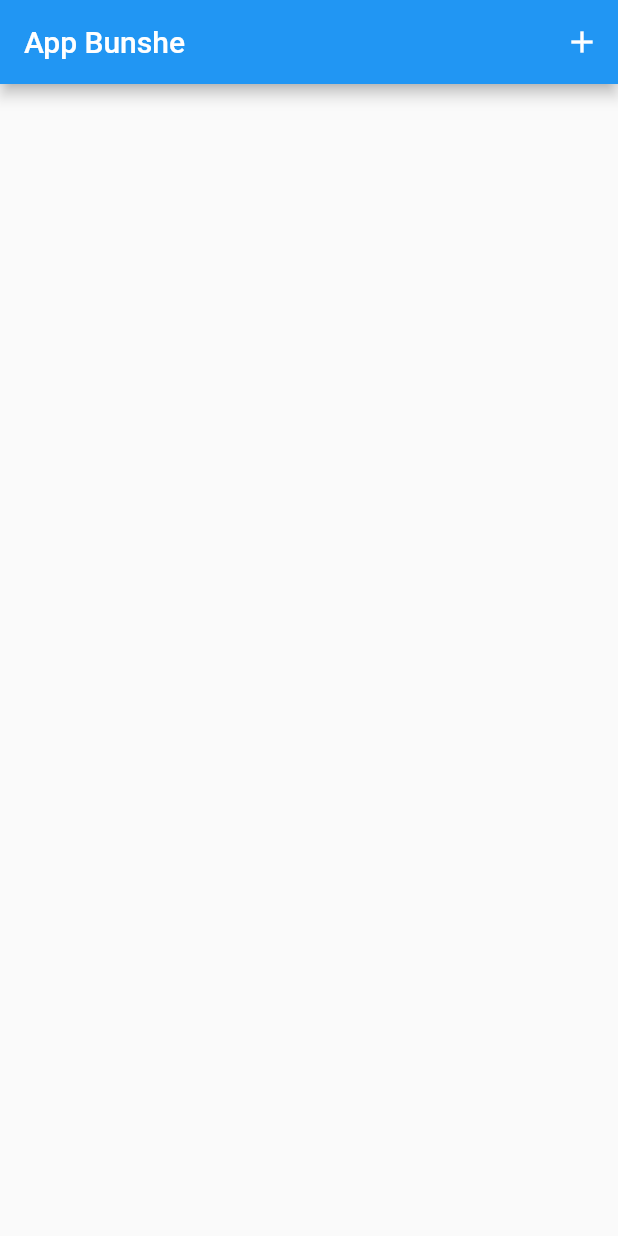
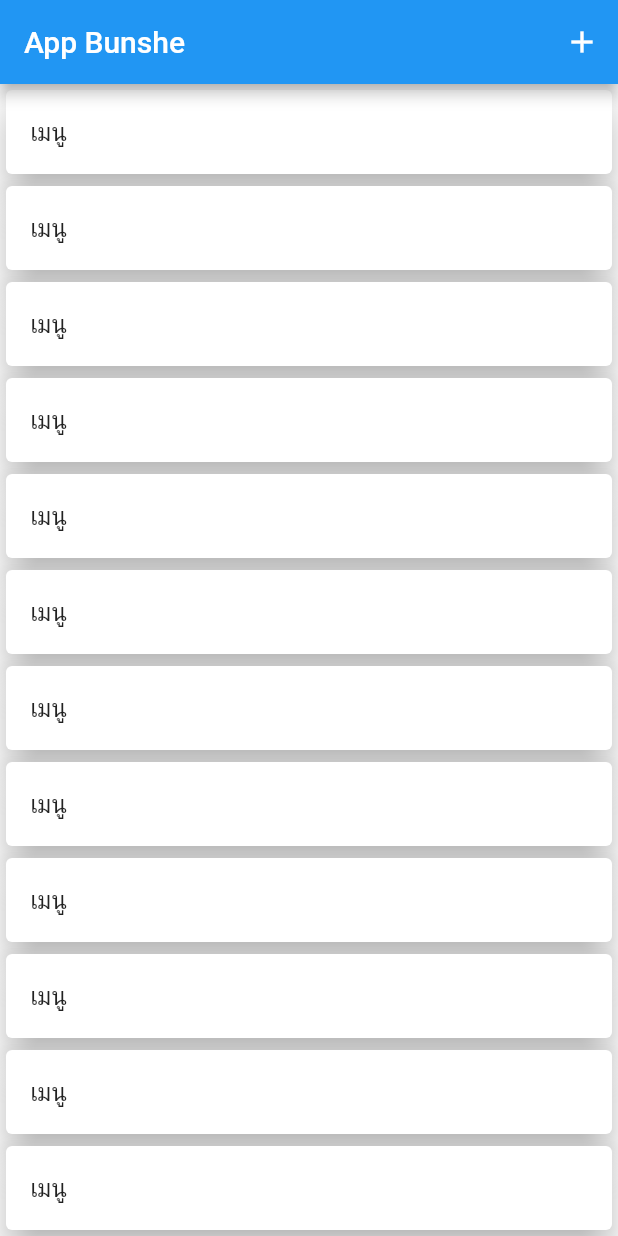
Before and after one commit to Ammarit2545/Lab-5---Database, a Flutter app: the screen it shows after launch, on a phone screen of 412 x 824 dp. Run offline on Flutter 3.47's test engine with Material 2 defaults, Android fonts, the phone set to English and light mode, and no system bars.

Commit message:
6th Card and List Tile

```diff
--- a/lib/main.dart
+++ b/lib/main.dart
@@ -45,7 +45,14 @@ class _MyHomePageState extends State<MyHomePage> {
               })
         ],
       ),
-      body: Container(),
+      body: ListView.builder(itemBuilder: (context, int index) {
+        return Card(
+          elevation: 10,
+          child: ListTile(
+            title: Text("เมนู"),
+          ),
+        );
+      }),
     );
   }
 }
```
